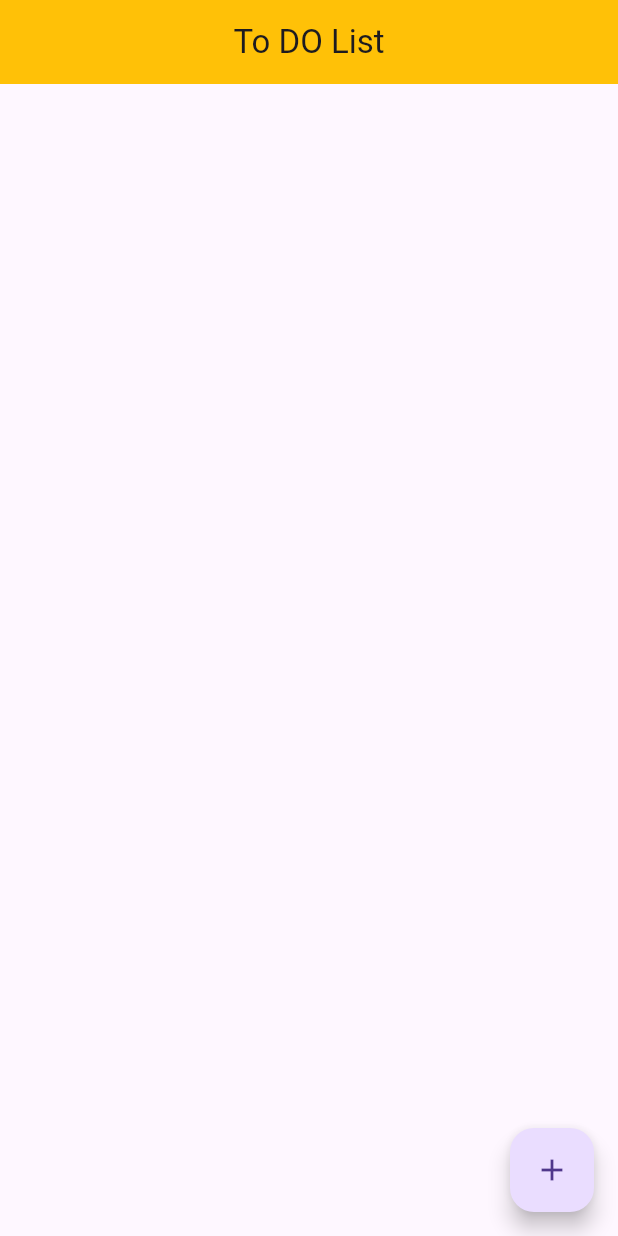
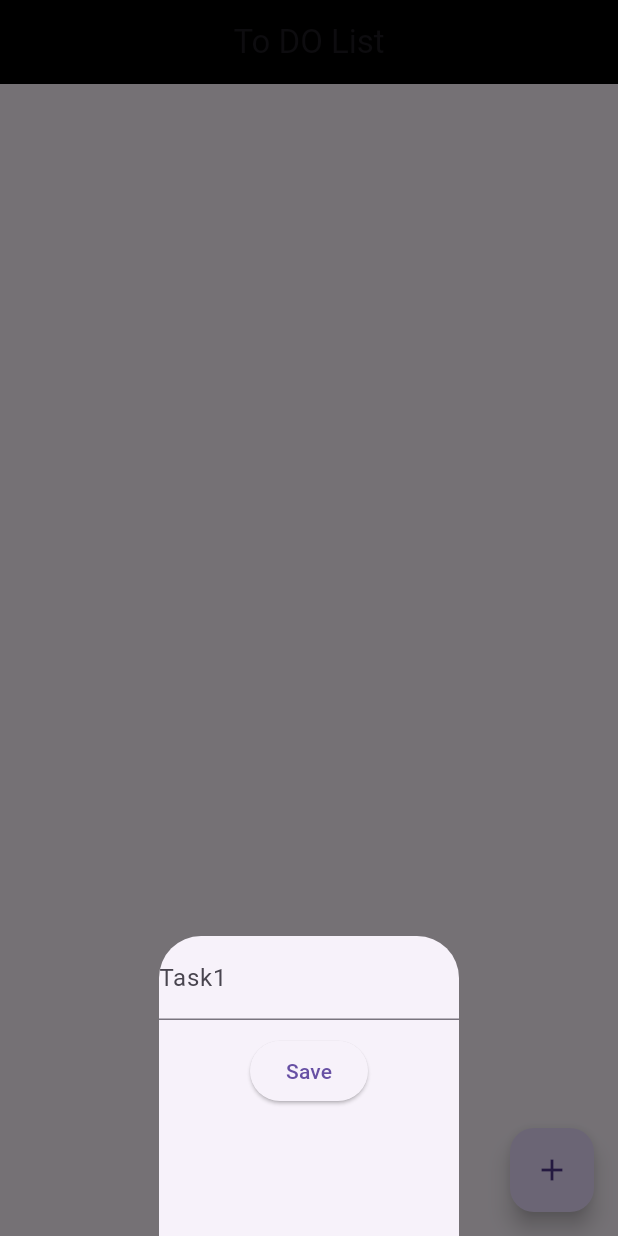
Before and after one commit to sahil-kulkarni/codeX_flutter, a Flutter app: the screen it shows after launch, after a tap on the "add" icon, on a phone screen of 412 x 824 dp. Run offline on Flutter 3.47's test engine with Material 3 defaults, Android fonts, the phone set to English and light mode, and no system bars; missing offline and left inert: flutter_highlighting.

Commit message:
to do list updated

```diff
--- a/to_do_list/lib/todo.dart
+++ b/to_do_list/lib/todo.dart
@@ -43,36 +43,69 @@ class _ToDoListState extends State<ToDoList> {
     );
   }
 
-  void addList(){
-    showBottomSheet(context: context,
+  // void addList(){
+  //   showBottomSheet(context: context,
+  //    builder: (context) {
+  //      return SizedBox(
+  //         height: 200,
+  //         width: 200,
+  //         child: Column(
+  //           children: [
+  //             TextFormField(
+  //               initialValue:'',
+  //               decoration: InputDecoration(
+  //                 label: Text("Task 1"),
+  //               ),
+  //               onChanged: (value) {
+  //                 userdata= value;
+  //                 // print('userdata');
+  //               },
+
+  //             ),
+
+  //             SizedBox(height: 10,),
+  //             ElevatedButton(onPressed: (){
+  //                 setState(() {
+  //                   addData();
+  //                 });
+  //                 Navigator.pop(context);
+  //             }, child: Text("Save")),
+  //           ],
+  //         ),
+  //      );
+  //    },);
+  // }
+
+   void addToDoList() {
+    showModalBottomSheet(
+      context: context,
       builder: (context) {
         return SizedBox(
           height: 200,
           width: 200,
-          child: Column(
-            children: [
+          child: Column(children: [
             TextFormField(
-                initialValue:'',
-                decoration: InputDecoration(
-                  label: Text("Task 1"),
+              initialValue: '',
+              decoration: const InputDecoration(label: Text("Task1")),
+              onChanged: (value) {
+                userdata = value;
+              },
             ),
-                onChanged: (value) {
-                  userdata= value;
-                },
-
+            const SizedBox(
+              height: 10,
             ),
-
-              SizedBox(height: 10,),
-              ElevatedButton(onPressed: (){
+            ElevatedButton(
+                onPressed: () {
                   setState(() {
                     addData();
                   });
                   Navigator.pop(context);
-              }, child: Text("Save")),
-            ],
-          ),
+                },
+                child: const Text("Save"))
+          ]),
         );
-     },);
+      },
+    );
   }
 
     void addData(){
@@ -87,13 +120,16 @@ class _ToDoListState extends State<ToDoList> {
   Widget build(BuildContext context) {
     return Scaffold(
       appBar: AppBar(
-        backgroundColor: Colors.amber,
+        backgroundColor: const Color.fromARGB(255, 0, 0, 0),
         title: Text("To DO List"),
         centerTitle: true,
       ),
       floatingActionButton: FloatingActionButton(
         onPressed:(){
-          addList();
+
+          setState(() {
+            addToDoList();
+          });
         } ,
         child: Icon(Icons.add),
         ),
@@ -103,9 +139,9 @@ class _ToDoListState extends State<ToDoList> {
             return InkWell(
               child: Container(
                 margin: EdgeInsets.only(top: 20),
-                height: 50,
+                height: 60,
                 // width: 100,
-                color: Color.fromARGB(255, 200, 183, 115),
+                color: Color.fromARGB(255, 203, 202, 197),
                 child: Text(Data[index]),
               ),
               onTap: () {
@@ -120,9 +156,9 @@ class _ToDoListState extends State<ToDoList> {
                     ElevatedButton(onPressed: (){
                       setState(() {
                         Navigator.of(context).pop();
-                        ToDoList();
+                        todeleteList(index);
                       });
-                    }, child: Text("Yes"))
+                    }, child: Text("Yes")),
 
                   ],
                  ),);
```
Lines whose indentation alone changed are shown as unchanged.
